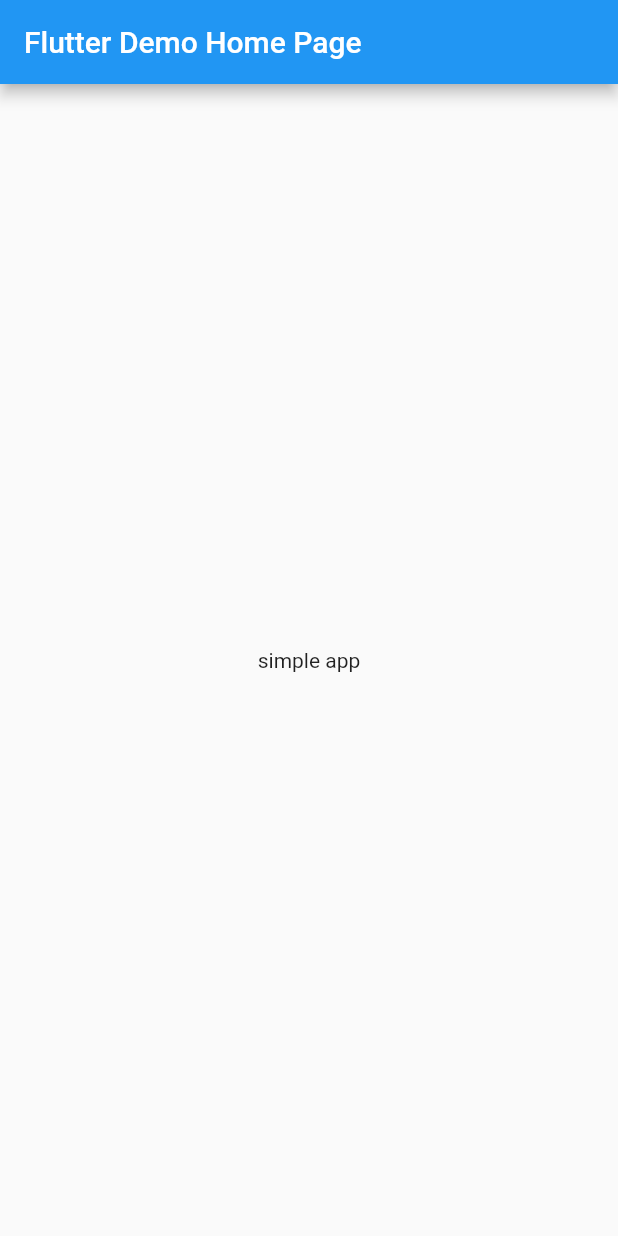
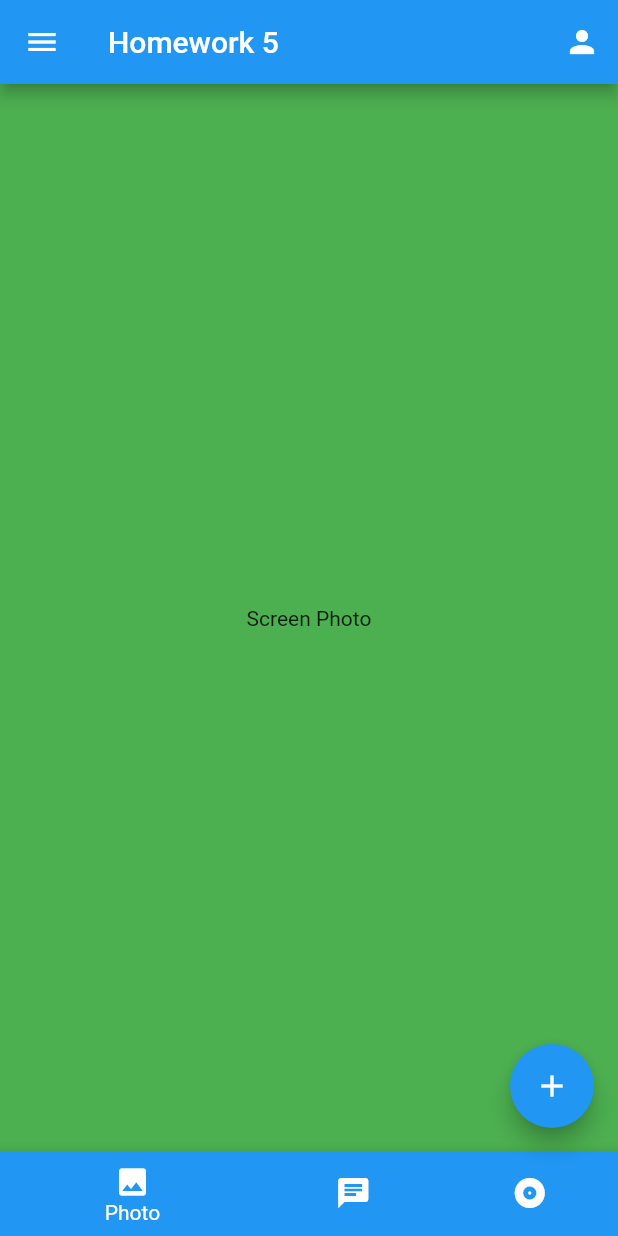
Before and after one commit to ViralBans/flutter_5, a Flutter app: the screen it shows after launch, on a phone screen of 412 x 824 dp. Run offline on Flutter 3.47's test engine with Material 2 defaults, Android fonts, the phone set to English and light mode, and no system bars.

Commit message:
5 задание решено

```diff
--- a/04_StatefulStatelessWidget/list_view_keys_scroll/lib/main.dart
+++ /dev/null
@@ -1,86 +0,0 @@
-import 'package:flutter/material.dart';
-
-void main() {
-  runApp(MyApp());
-}
-
-class MyApp extends StatelessWidget {
-  @override
-  Widget build(BuildContext context) {
-    return MaterialApp(
-      title: 'Flutter Demo',
-      debugShowCheckedModeBanner: false,
-      theme: ThemeData(
-        primarySwatch: Colors.blue,
-        visualDensity: VisualDensity.adaptivePlatformDensity,
-      ),
-      home: MyHomePage(),
-    );
-  }
-}
-
-class MyHomePage extends StatefulWidget {
-  MyHomePage({Key key}) : super(key: key);
-
-  @override
-  _MyHomePageState createState() => _MyHomePageState();
-}
-
-class _MyHomePageState extends State<MyHomePage> {
-  final List<String> nav = ['Список 1', 'Список 2'];
-  final List fakeData = List.generate(100, (index) => index.toString());
-
-  Map<String, dynamic> data = {
-    'Мои фото': [
-      'https://picsum.photos/1200/501',
-      'https://picsum.photos/1200/502',
-      'https://picsum.photos/1200/503',
-      'https://picsum.photos/1200/504',
-      'https://picsum.photos/1200/505',
-      'https://picsum.photos/1200/506',
-      'https://picsum.photos/1200/507',
-      'https://picsum.photos/1200/508',
-      'https://picsum.photos/1200/509',
-      'https://picsum.photos/1200/510',
-    ],
-    'Галерея': [
-      'https://picsum.photos/1200/511',
-      'https://picsum.photos/1200/512',
-      'https://picsum.photos/1200/513',
-      'https://picsum.photos/1200/514',
-      'https://picsum.photos/1200/515',
-      'https://picsum.photos/1200/516',
-      'https://picsum.photos/1200/517',
-      'https://picsum.photos/1200/518',
-      'https://picsum.photos/1200/519',
-      'https://picsum.photos/1200/520',
-    ]
-  };
-
-  @override
-  Widget build(BuildContext context) {
-    return DefaultTabController(
-      length: data.keys.length,
-      child: Scaffold(
-        appBar: AppBar(
-          title: Text('Homework 4 example'),
-          bottom: TabBar(tabs: data.keys.map((e) => Tab(text: e)).toList()),
-        ),
-        body: TabBarView(
-          children: [
-            _buildList(key: data.keys.elementAt(0), images: data.values.elementAt(0)),
-            _buildList(key: data.keys.elementAt(1), images: data.values.elementAt(1)),
-          ],
-        ),
-      ),
-    );
-  }
-
-  Widget _buildList({String key, List<String> images}) {
-    return ListView.builder(
-      key: PageStorageKey(key),
-      itemBuilder: (BuildContext context, i) => Image.network(images[i]),
-      itemCount: images.length,
-    );
-  }
-}
--- a/05_MaterialCupertino/simple_app/lib/main.dart
+++ b/05_MaterialCupertino/simple_app/lib/main.dart
@@ -14,7 +14,7 @@ class MyApp extends StatelessWidget {
         primarySwatch: Colors.blue,
         visualDensity: VisualDensity.adaptivePlatformDensity,
       ),
-      home: MyHomePage(title: 'Flutter Demo Home Page'),
+      home: MyHomePage(title: 'Homework 5'),
     );
   }
 }
@@ -28,23 +28,201 @@ class MyHomePage extends StatefulWidget {
   _MyHomePageState createState() => _MyHomePageState();
 }
 
-class _MyHomePageState extends State<MyHomePage> {
+class _MyHomePageState extends State<MyHomePage>
+    with SingleTickerProviderStateMixin {
+  GlobalKey<ScaffoldState> scaffoldKey = GlobalKey<ScaffoldState>();
+  PersistentBottomSheetController _controller;
+  TabController _tabController;
+  int _selectedPage = 0;
+
+  void toggleBottomSheet() {
+    if (_controller == null) {
+      _controller = scaffoldKey.currentState.showBottomSheet(
+        (context) => Container(
+          height: 200,
+          child: Column(
+            mainAxisAlignment: MainAxisAlignment.center,
+            children: [
+              Padding(
+                padding: EdgeInsets.all(10),
+                child: Row(
+                  mainAxisAlignment: MainAxisAlignment.spaceEvenly,
+                  children: [
+                    Icon(Icons.payment),
+                    Padding(
+                      padding: EdgeInsets.only(left: 10),
+                    ),
+                    Expanded(
+                      flex: 2,
+                      child: Text('Сумма'),
+                    ),
+                    Text('200 руб.'),
+                  ],
+                ),
+              ),
+              Padding(
+                padding: EdgeInsets.only(top: 10),
+              ),
+              ElevatedButton(
+                onPressed: () {},
+                child: Text('Оплатить'),
+              ),
+            ],
+          ),
+        ),
+      );
+    } else {
+      _controller.close();
+      _controller = null;
+    }
+  }
+
+  @override
+  void initState() {
+    super.initState();
+    _tabController = TabController(length: 3, vsync: this);
+    _tabController.addListener(() {
+      setState(() {
+        _selectedPage = _tabController.index;
+      });
+    });
+  }
+
   @override
   Widget build(BuildContext context) {
     return Scaffold(
-      appBar: AppBar(
-        title: Text(widget.title),
-      ),
-      body: Center(
-        child: Column(
-          mainAxisAlignment: MainAxisAlignment.center,
-          children: <Widget>[
-            Text(
-              'simple app',
+        backgroundColor: Colors.grey,
+        key: scaffoldKey,
+        appBar: AppBar(
+          title: Text(widget.title),
+          actions: [
+            Builder(
+              builder: (context) => IconButton(
+                onPressed: () {
+                  Scaffold.of(context).openEndDrawer();
+                },
+                icon: Icon(Icons.person),
+              ),
             ),
           ],
         ),
-      ),
-    );
+        drawer: Drawer(
+          child: Column(
+            mainAxisSize: MainAxisSize.max,
+            children: [
+              DrawerHeader(
+                child: CircleAvatar(
+                  radius: 60,
+                  backgroundColor: Colors.blue,
+                  backgroundImage: NetworkImage(
+                      'https://cdn-icons-png.flaticon.com/512/147/147133.png'),
+                ),
+              ),
+              ListTile(
+                title: Text('Home'),
+                leading: Icon(Icons.home),
+                trailing: Icon(Icons.arrow_forward_ios),
+              ),
+              ListTile(
+                title: Text('Profile'),
+                leading: Icon(Icons.person),
+                trailing: Icon(Icons.arrow_forward_ios),
+              ),
+              ListTile(
+                title: Text('Images'),
+                leading: Icon(Icons.image),
+                trailing: Icon(Icons.arrow_forward_ios),
+              ),
+              Expanded(
+                child: Align(
+                  alignment: Alignment.bottomCenter,
+                  child: Row(
+                    mainAxisAlignment: MainAxisAlignment.spaceEvenly,
+                    children: [
+                      ElevatedButton(onPressed: () {}, child: Text('Выход')),
+                      ElevatedButton(
+                          onPressed: () {}, child: Text('Регистрация')),
+                    ],
+                  ),
+                ),
+              ),
+              Padding(
+                padding: EdgeInsets.only(bottom: 10),
+              ),
+            ],
+          ),
+        ),
+        endDrawer: Drawer(
+          child: Center(
+            child: Column(
+              mainAxisAlignment: MainAxisAlignment.center,
+              children: [
+                CircleAvatar(
+                  radius: 60,
+                  backgroundColor: Colors.blue,
+                  backgroundImage: NetworkImage(
+                      'https://cdn-icons-png.flaticon.com/512/147/147133.png'),
+                ),
+                Padding(
+                  padding: EdgeInsets.only(top: 10),
+                ),
+                Text('Username'),
+              ],
+            ),
+          ),
+        ),
+        bottomNavigationBar: BottomAppBar(
+          // shape: CircularNotchedRectangle(),
+          // clipBehavior: Clip.antiAlias,
+          child: BottomNavigationBar(
+            type: BottomNavigationBarType.shifting,
+            currentIndex: _selectedPage,
+            onTap: (int index) {
+              setState(() {
+                _tabController.index = index;
+                _selectedPage = index;
+              });
+            },
+            items: [
+              BottomNavigationBarItem(
+                icon: Icon(Icons.photo),
+                label: 'Photo',
+                backgroundColor: Colors.blue,
+              ),
+              BottomNavigationBarItem(
+                icon: Icon(Icons.chat),
+                label: 'Chat',
+                backgroundColor: Colors.blue,
+              ),
+              BottomNavigationBarItem(
+                icon: Icon(Icons.album),
+                label: 'Albums',
+                backgroundColor: Colors.blue,
+              ),
+            ],
+          ),
+        ),
+        floatingActionButtonLocation: FloatingActionButtonLocation.endFloat,
+        floatingActionButton: FloatingActionButton(
+          child: Icon(Icons.add),
+          onPressed: toggleBottomSheet,
+        ),
+        body: TabBarView(
+          controller: _tabController,
+          children: [
+            Container(
+              color: Colors.green,
+              child: Center(child: Text('Screen Photo')),
+            ),
+            Container(
+              color: Colors.red,
+              child: Center(child: Text('Screen Chat')),
+            ),
+            Container(
+              color: Colors.yellow,
+              child: Center(child: Text('Screen Albums')),
+            ),
+          ],
+        ));
   }
 }
```
Also changed, not shown: 04_StatefulStatelessWidget/list_view_keys_scroll/pubspec.yaml (deleted, +0 -76 lines), 04_StatefulStatelessWidget/list_view_keys_scroll/pubspec.lock (deleted), 05_MaterialCupertino/simple_app/pubspec.lock, 70 other files.
